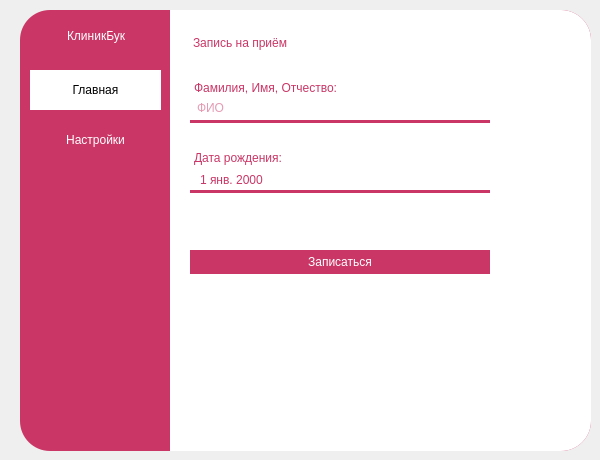
The window that design/main-layout.ui (AsQqqq/clinicbook) describes before a commit, drawn with Qt 5.
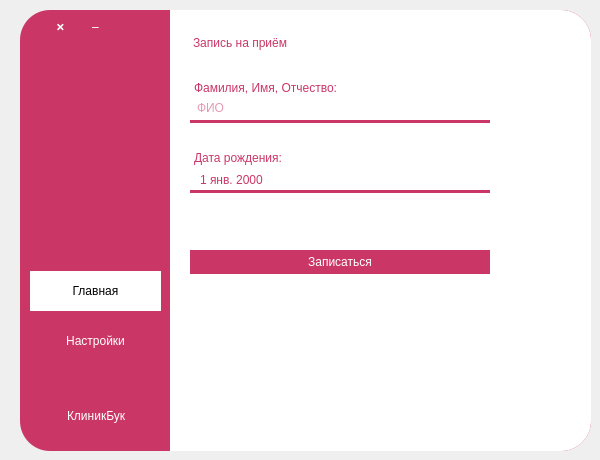
The same window after the commit. Icons and pictures are not drawn.

The edit to the form file:
```diff
--- a/design/main-layout.ui
+++ b/design/main-layout.ui
@@ -89,7 +89,7 @@
     <property name="geometry">
      <rect>
       <x>10</x>
-      <y>10</y>
+      <y>390</y>
       <width>31</width>
       <height>31</height>
      </rect>
@@ -111,7 +111,7 @@
     <property name="geometry">
      <rect>
       <x>47</x>
-      <y>15</y>
+      <y>395</y>
       <width>101</width>
       <height>21</height>
      </rect>
@@ -408,9 +408,9 @@
     <property name="geometry">
      <rect>
       <x>0</x>
-      <y>40</y>
+      <y>30</y>
       <width>151</width>
-      <height>371</height>
+      <height>361</height>
      </rect>
     </property>
     <layout class="QVBoxLayout" name="verticalLayout" stretch="0,0,0,0,0">
@@ -430,17 +430,14 @@
       <number>0</number>
      </property>
      <item>
-      <spacer name="verticalSpacer_2">
+      <spacer name="verticalSpacer">
        <property name="orientation">
         <enum>Qt::Vertical</enum>
        </property>
-       <property name="sizeType">
-        <enum>QSizePolicy::Fixed</enum>
-       </property>
        <property name="sizeHint" stdset="0">
         <size>
          <width>20</width>
-         <height>20</height>
+         <height>40</height>
         </size>
        </property>
       </spacer>
@@ -500,10 +497,13 @@
       </widget>
      </item>
      <item>
-      <spacer name="verticalSpacer">
+      <spacer name="verticalSpacer_2">
        <property name="orientation">
         <enum>Qt::Vertical</enum>
        </property>
+       <property name="sizeType">
+        <enum>QSizePolicy::Fixed</enum>
+       </property>
        <property name="sizeHint" stdset="0">
         <size>
          <width>20</width>
@@ -514,6 +514,78 @@
      </item>
     </layout>
    </widget>
+   <widget class="QPushButton" name="HideProgram">
+    <property name="geometry">
+     <rect>
+      <x>60</x>
+      <y>1</y>
+      <width>31</width>
+      <height>31</height>
+     </rect>
+    </property>
+    <property name="cursor">
+     <cursorShape>ArrowCursor</cursorShape>
+    </property>
+    <property name="contextMenuPolicy">
+     <enum>Qt::DefaultContextMenu</enum>
+    </property>
+    <property name="styleSheet">
+     <string notr="true">QPushButton {
+	border: 0;
+	color: white;
+	font: 900 15pt &quot;Segoe UI&quot;;
+}
+
+QPushButton:hover {
+	border-radius: 7px;
+	background-color: #a85973;
+}</string>
+    </property>
+    <property name="text">
+     <string>–</string>
+    </property>
+    <property name="checkable">
+     <bool>false</bool>
+    </property>
+    <property name="checked">
+     <bool>false</bool>
+    </property>
+    <property name="autoRepeat">
+     <bool>false</bool>
+    </property>
+    <property name="autoExclusive">
+     <bool>false</bool>
+    </property>
+    <property name="autoDefault">
+     <bool>false</bool>
+    </property>
+   </widget>
+   <widget class="QPushButton" name="CloseProgram">
+    <property name="geometry">
+     <rect>
+      <x>25</x>
+      <y>1</y>
+      <width>31</width>
+      <height>31</height>
+     </rect>
+    </property>
+    <property name="styleSheet">
+     <string notr="true">QPushButton {
+	border: 0;
+	color: white;
+	font: 15pt &quot;Segoe UI&quot;;
+}
+
+QPushButton:hover {
+	border-radius: 7px;
+	background-color: #a85973;
+}
+</string>
+    </property>
+    <property name="text">
+     <string>🞬</string>
+    </property>
+   </widget>
   </widget>
  </widget>
  <resources>
```
